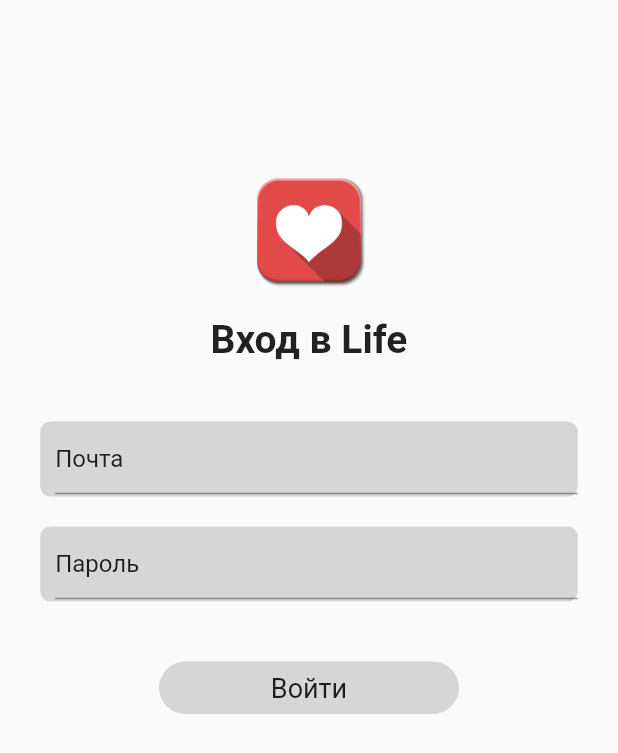
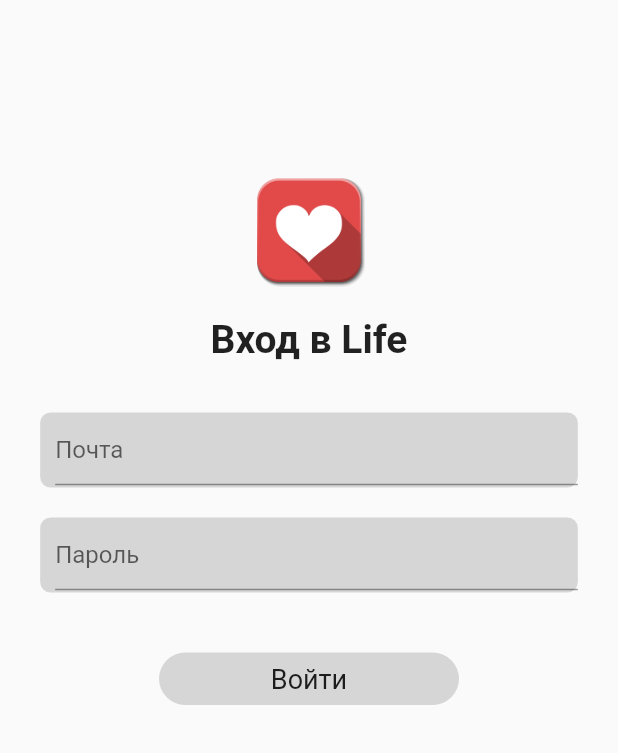
Before and after one commit to Velp6268/AppHealthStatus, a Flutter app: the screen it shows after launch, on a phone screen of 412 x 824 dp. Shown: the top 753 px of the screen. Run offline on Flutter 3.47's test engine with Material 2 defaults, Android fonts, the phone set to English and light mode, and no system bars; missing offline and left inert: dart:ffi; accounts and stored records are empty.

Commit message:
LoginRepository

```diff
--- a/lib/Architecture/DbMock.dart
+++ b/lib/Architecture/DbMock.dart
@@ -1,37 +1,61 @@
+import 'package:flutter/cupertino.dart';
 import 'package:health_status/Architecture/IDataSourse.dart';
+import 'package:health_status/Architecture/Result.dart';
 import 'package:health_status/Architecture/User.dart';
 import 'package:health_status/Theme/app_colors.dart';
 import 'package:health_status/resources/resources.dart';
+import 'package:collection/collection.dart';
 
 class DbMock implements IDataSource {
-  final students = [
+  final _students = [
     User(
         id: 1,
+        email: "Noch@gmail.com",
+        password: "1111",
         fullName: 'Ночевный М.Ю.',
         imageName: AppImages.maks,
         healthStatus: AppColors.statusHealthy),
     User(
         id: 2,
+        email: "Lazar@gmail.com",
+        password: "1111",
         fullName: 'Лазарев Н.С.',
         imageName: AppImages.nikita,
         healthStatus: AppColors.statusHealthy),
     User(
         id: 3,
+        email: "Komord@gmail.com",
+        password: "1111",
         fullName: 'Комарденков Т.Д.',
         imageName: AppImages.tim,
         healthStatus: AppColors.statusAnother),
     User(
         id: 4,
+        email: "Plat@gmail.com",
+        password: "1111",
         fullName: 'Платонов В.И.',
         imageName: AppImages.vitalya,
         healthStatus: AppColors.statusHealthy),
     User(
         id: 4,
+        email: "1111",
+        password: "1111",
         fullName: 'Неизвестный Н.Н.',
-        imageName: AppImages.man,
+        imageName: AppImages.city,
         healthStatus: AppColors.statusUnHealthy),
+  ];
 
-  ];
+  Result getByLoginAndPass(String login, String pass) {
+    try {
+      var result = _students.firstWhere(
+          (element) => element.email == login && element.password == pass);
+      return Result.success(result);
+    } on StateError {
+      return Result.error("Логин или пароль не верны");
+    }
+  }
+
+
 
   @override
   void delete(User user) {
@@ -47,8 +71,7 @@ class DbMock implements IDataSource {
   @override
   List<User> getAll() {
     // TODO: implement getAll
-    return students;
-
+    return _students;
   }
 
   @override
--- a/lib/Architecture/IDataSourse.dart
+++ b/lib/Architecture/IDataSourse.dart
@@ -1,3 +1,5 @@
+import 'package:health_status/Architecture/Result.dart';
+
 import 'User.dart';
 
 abstract class IDataSource{
@@ -7,4 +9,5 @@ abstract class IDataSource{
   void delete(User user);
   void update(User user);
   List<User> getAll();
+  Result getByLoginAndPass(String login, String pass);
 }
--- a/lib/Architecture/Repository.dart
+++ b/lib/Architecture/Repository.dart
@@ -1,15 +1,19 @@
 import 'package:health_status/Architecture/IDataSourse.dart';
+import 'package:health_status/Architecture/Result.dart';
+import 'package:health_status/resources/resources.dart';
 
 import 'User.dart';
 
-class Repository{
+class LoginRepository{
 
   final IDataSource dataSource;
 
-  Repository(this.dataSource);
-
-  List<User> getAll(){
+  LoginRepository(this.dataSource);
+  List<User> getAll() {
     return dataSource.getAll();
+  }
+  Result login(String login, String pass){
+    return dataSource.getByLoginAndPass(login, pass);
   }
 
 }
--- a/lib/Architecture/User.dart
+++ b/lib/Architecture/User.dart
@@ -4,12 +4,16 @@ import 'dart:ui';
 
 class User {
   final int id;
+  final String email;
+  final String password;
   final String fullName;
-  final String imageName;
-  final Color? healthStatus;
+  late final String imageName;
+  late final Color? healthStatus;
 
   User({
     required this.id,
+    required this.email,
+    required this.password,
     required this.fullName,
     required this.imageName,
     required this.healthStatus
--- /dev/null
+++ b/lib/Architecture/auth/ILoginDataSource.dart
@@ -0,0 +1,6 @@
+import '../Result.dart';
+
+abstract class ILoginDataSource{
+  Result login(String login, String pass);
+  logout();
+}
--- /dev/null
+++ b/lib/Architecture/auth/UserRepository.dart
@@ -0,0 +1,40 @@
+import 'package:health_status/Architecture/User.dart';
+
+import 'ILoginDataSource.dart';
+
+class UserRepository{
+  final ILoginDataSource _source;
+  UserRepository(this._source);
+
+  void login(String login, String pass){
+    var result = _source.login(login, pass);
+    if (result.isSuccess()){
+      UserSession.set(result.data);
+    }
+  }
+
+  void logout(){
+    UserSession.clear();
+  }
+
+}
+
+class UserSession{
+  static User? _user;
+  static late Function function;
+  UserSession._();
+
+  static User? get(){
+    return _user;
+  }
+
+  static void set(User user){
+    _user = user;
+    function(_user);
+  }
+
+  static void clear(){
+    _user = null;
+    function(_user);
+  }
+}
--- a/lib/Frames/Group.dart
+++ b/lib/Frames/Group.dart
@@ -2,17 +2,19 @@ import 'package:flutter/cupertino.dart';
 import 'package:flutter/material.dart';
 import 'package:health_status/Architecture/Repository.dart';
 import 'package:health_status/Architecture/User.dart';
+import 'package:health_status/Architecture/auth/UserRepository.dart';
 import 'package:health_status/resources/resources.dart';
 import 'package:health_status/Theme/app_colors.dart';
 
 class Group extends StatelessWidget {
-  final Repository repository;
+  final LoginRepository repository;
 
   const Group({Key? key, required this.repository}) : super(key: key);
 
   @override
   Widget build(BuildContext context) {
     var students = repository.getAll();
+
 
     return Scaffold(
       appBar: AppBar(
--- a/lib/main.dart
+++ b/lib/main.dart
@@ -1,13 +1,23 @@
+import 'package:health_status/Architecture/IDataSourse.dart';
+import 'package:health_status/Architecture/Result.dart';
+import 'package:health_status/Architecture/auth/ILoginDataSource.dart';
+import 'package:health_status/Architecture/auth/UserRepository.dart';
 import 'package:health_status/Theme/app_colors.dart';
 import 'package:health_status/resources/resources.dart';
+import 'Architecture/DbMock.dart';
 import 'main_screen_widget.dart';
 import 'package:flutter/material.dart';
 import 'package:flutter/cupertino.dart';
+import 'package:health_status/Architecture/Repository.dart';
+import 'package:health_status/Architecture/User.dart';
+import 'dart:convert';
+
+void main() {
 
 
-void main() {
   runApp(
     MaterialApp(
+
       debugShowCheckedModeBanner: false,
       initialRoute: '/',
       theme: ThemeData(
@@ -20,19 +30,89 @@ void main() {
         ),
       ),
       routes:{
-        '/':(context) => const Main(),
-        '/main_screen_widget':(context) => const MainScreenWidget(),
+        '/':(context) =>Root(),
+        '/main_screen_widget':(context) =>  MainScreenWidget(),
       },
     ),
   );
 }
 
-class Main extends StatelessWidget{
-  const Main({Key? key}) : super(key: key);
+
+class Root extends StatefulWidget {
+  const Root({Key? key}) : super(key: key);
+
+  @override
+  State<Root> createState() => _RootState();
+}
+
+class _RootState extends State<Root> {
+ late final UserRepository userRepository;
+  @override
+
+  Widget build(BuildContext context) {
+
+    void updateAuthState(User user) {
+      setState(() {
+      });
+    }
+    UserSession.function = updateAuthState;
+
+    if (UserSession.get() == null) {
+      return  LoginView(); //replace to  LoginView
+    }
+    else {
+      UserSession.get();
+      return  MainScreenWidget(); //replace to AppView
+    }
+  }
+}
+
+
+
+class LoginView extends StatefulWidget {
+
+  final LoginRepository repository = LoginRepository(DbMock());
+
+   LoginView({Key? key}) : super(key: key);
+
+  @override
+  State<LoginView> createState() => _LoginViewState(repository);
+
+}
+
+
+class _LoginViewState extends State<LoginView> {
+
+  final LoginRepository repository;
+
+  final _emailController = TextEditingController();
+  final _passwordController = TextEditingController();
+  String textError = "";
+  void signIn(){
+    var result = repository.login(_emailController.text.trim(), _passwordController.text.trim());
+    if (result.isSuccess()){
+      UserSession.set(result.data);
+    }
+    else{
+      _showError(result.exception);
+    }
+  }
+
+  _showError(String? exception){
+    setState(() {
+      textError = exception.toString();
+    });
+  }
+
+  _LoginViewState(this.repository);
   @override
   Widget build(BuildContext context) {
+final textError = this.textError;
+
     return Scaffold(
+
       body: SafeArea(
+
         child: Column(
           mainAxisAlignment: MainAxisAlignment.start,
           children: [
@@ -50,10 +130,20 @@ class Main extends StatelessWidget{
             ),
 
             const Text('Вход в Life' , style: TextStyle(fontSize: 26, fontWeight: FontWeight.bold,), ),
+            Padding(
+              padding: const EdgeInsets.only(top: 10, bottom: 0, left: 30, right: 0),
+              child: Align(
+                alignment: Alignment.centerLeft,
+                child: Text(textError , style: TextStyle(fontSize: 16, fontWeight: FontWeight.bold, color: Colors.red), ),
+              ),
+            ),
+
+
             Container(
+
                 width: MediaQuery.of(context).size.width * 0.87,
                 height: 50,
-                margin: EdgeInsets.only(top: 40, bottom: 0, left: 0, right: 0),
+                margin: EdgeInsets.only(top: 5, bottom: 0, left: 0, right: 0),
                 padding: EdgeInsets.only(top: 0, bottom: 1, left:10, right: 0),
                 decoration: BoxDecoration(
                     color: Colors.grey[350],
@@ -62,10 +152,16 @@ class Main extends StatelessWidget{
 
                 child: Align(
                     alignment: Alignment.centerLeft,
-                    child: TextFormField(initialValue: "Почта",)
+                    child: TextFormField(
+                      decoration: const InputDecoration(
+                          hintText: "Почта"
+                      ),
+                      controller: _emailController,
+                    )
                 )
             ),
             Container(
+
                 width: MediaQuery.of(context).size.width * 0.87,
                 height: 50,
                 margin: EdgeInsets.only(top: 20, bottom: 40, left: 0, right: 0),
@@ -76,15 +172,28 @@ class Main extends StatelessWidget{
                 ),
 
                 child: Align(
+
                     alignment: Alignment.centerLeft,
                     child: TextFormField(
-                      initialValue: "Пароль",
+
+                      decoration: InputDecoration(
+
+                          hintText: "Пароль",
+
+                      ),
+                      obscureText: true,
+
+
+                      controller: _passwordController,
+
                     )
                 )
             ),
+
+
             GestureDetector(
               onTap:(){
-                    Navigator.pushNamed(context, '/main_screen_widget');
+                signIn();
               },
               child: Container(
                 width: 200,
@@ -96,7 +205,7 @@ class Main extends StatelessWidget{
                 child: Align(
                   alignment: Alignment.center,
                   child: Text(
-                      'Войти' , style: TextStyle(fontSize: 18, ),
+                    'Войти' , style: TextStyle(fontSize: 18,  ),
                   ),
                 ),
               ),
--- a/lib/main_screen_widget.dart
+++ b/lib/main_screen_widget.dart
@@ -13,7 +13,7 @@ import 'package:flutter/cupertino.dart';
 
 
 class MainScreenWidget extends StatefulWidget {
-  const MainScreenWidget({Key? key}) : super(key: key);
+   MainScreenWidget({Key? key}) : super(key: key);
 
   @override
   // ignore: library_private_types_in_public_api
@@ -24,8 +24,8 @@ class _MainScreenWidgetState extends State<MainScreenWidget> {
 
   int _selectedTab = 1;
   static final List<Widget> _widgetOptions = <Widget>[
-    Group(repository: Repository(DbMock())),
-    Status2(),
+    Group(repository: LoginRepository(DbMock())),
+    Status2(repository: LoginRepository(DbMock()),),
     Profile(),
   ];
 
```
Also changed, not shown: lib/Architecture/Result.dart (added, +25 -0 lines), lib/Frames/Status2.dart (+33 -6 lines). Lines whose indentation alone changed are shown as unchanged.
